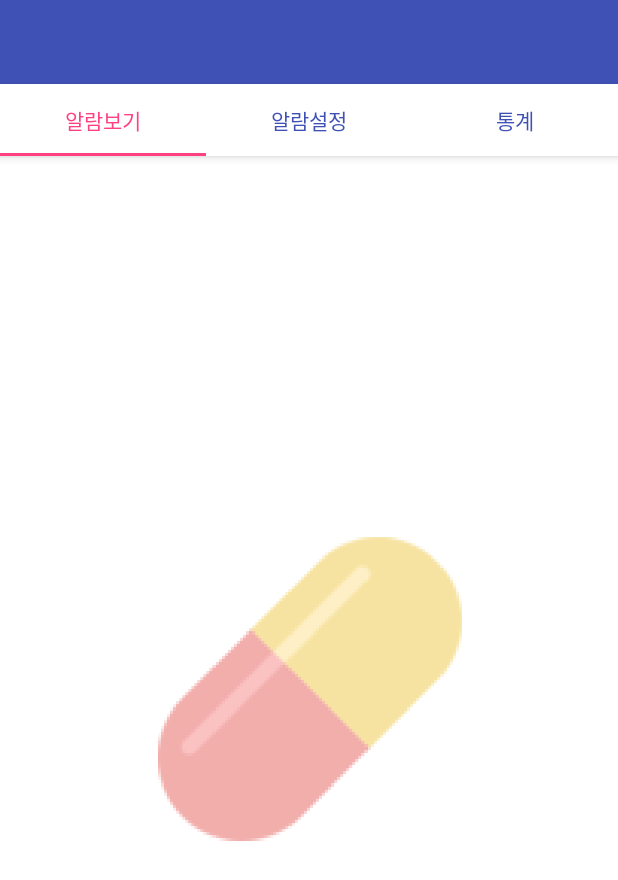
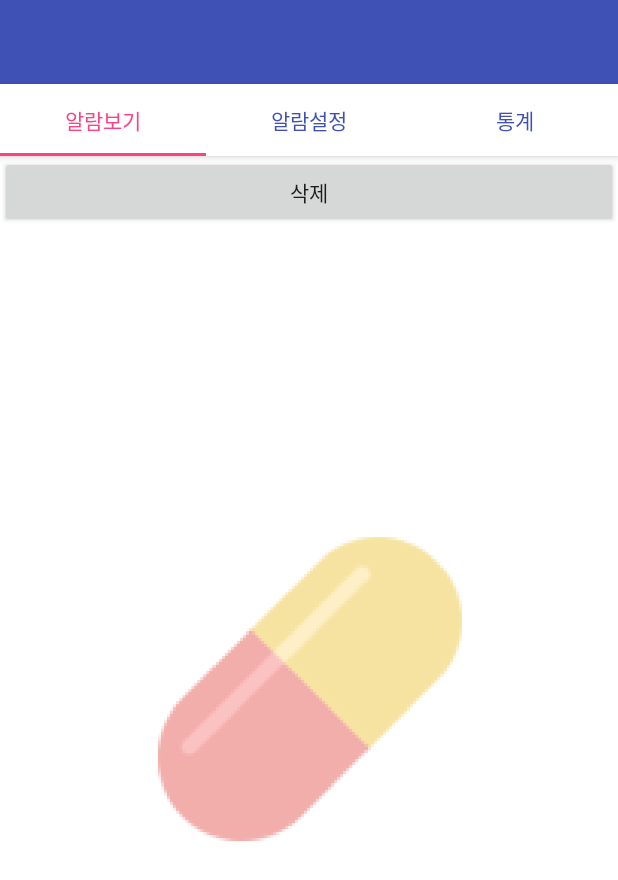
Before and after one commit to zzunny97/Android-alarm, an Android app: the screen it shows after launch (MainActivity), on a phone screen of 412 x 824 dp. Shown: the top 880 px of the screen. Run offline under Robolectric (Android 15) with nearby library versions, the phone set to English and light mode, and no system bars.

Commit message:
Update tab_fragment_1.xml
버튼 추가

```diff
--- a/ProjectRoot/app/src/main/res/layout/tab_fragment_1.xml
+++ b/ProjectRoot/app/src/main/res/layout/tab_fragment_1.xml
@@ -3,9 +3,18 @@
 android:layout_width="match_parent"
 android:layout_height="match_parent"
 android:orientation="vertical">
+
+    <Button
+        android:id="@+id/button"
+        android:layout_width="match_parent"
+        android:layout_height="wrap_content"
+        android:text="삭제" />
+
     <ListView
         android:id="@+id/listview1"
         android:layout_width="match_parent"
-        android:layout_height="wrap_content"
-        android:choiceMode="multipleChoice" />
+        android:layout_height="match_parent"
+        android:choiceMode="singleChoice" />
+
+
 </LinearLayout>
```
